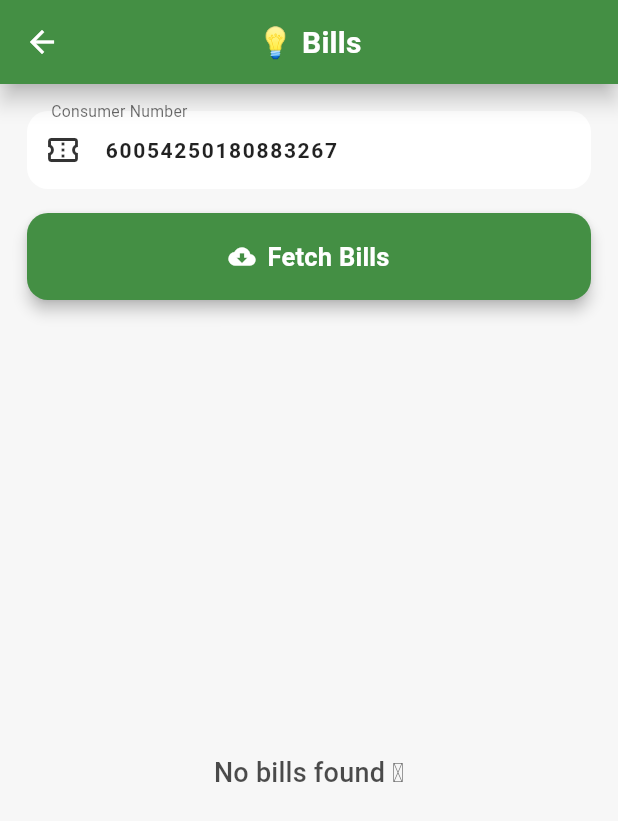
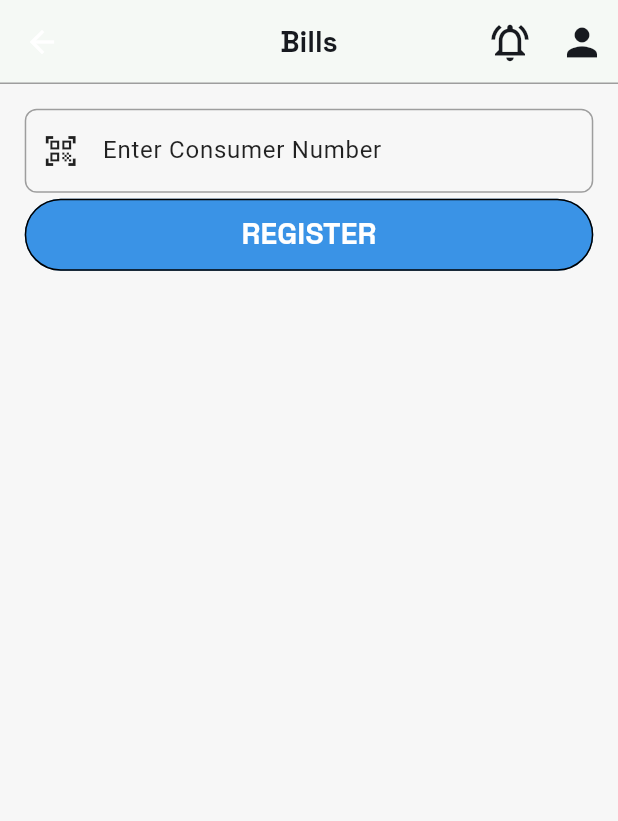
Before and after one commit to Zayahan-Hasan-Shah/Smart-Pay-Consumer-App, a Flutter app: the BillScreen screen opened by its route, on a phone screen of 412 x 824 dp. Shown: the top 821 px of the screen. Run offline on Flutter 3.47's test engine with Material 3 defaults, Android fonts, the phone set to English and light mode, and no system bars; our stand-ins replace flutter_secure_storage, get, google_fonts, iconsax, open_file, pdf and 2 more; accounts and stored records are empty.

Commit message:
add consumer number functionality

```diff
--- /dev/null
+++ b/lib/src/model/consumer_model/consumer_model.dart
@@ -0,0 +1,4 @@
+class ConsumerModel {
+  String consumerNumber;
+  ConsumerModel({required this.consumerNumber});
+}
--- a/lib/src/view/screens/bottom_navigation/bill_screen/bill_screen.dart
+++ b/lib/src/view/screens/bottom_navigation/bill_screen/bill_screen.dart
@@ -1,260 +1,83 @@
+import 'dart:developer';
+
 import 'package:consumer_app/src/controller/bill_controller/bill_controller.dart';
+import 'package:consumer_app/src/controller/consumer_number_controller/consumer_number_controller.dart';
 import 'package:consumer_app/src/core/constants/app_colors.dart';
-import 'package:consumer_app/src/model/user_model/user_model.dart';
-import 'package:consumer_app/src/routes/route_names.dart';
+import 'package:consumer_app/src/view/components/common_components/custom_appbar.dart';
+import 'package:consumer_app/src/view/components/common_components/custom_text_field.dart';
+import 'package:consumer_app/src/view/components/common_components/fractionally_elevated_button.dart';
+import 'package:consumer_app/src/view/components/common_components/title_text.dart';
 import 'package:flutter/material.dart';
 import 'package:get/get.dart';
+import 'package:sizer/sizer.dart';
 
-class BillScreen extends StatelessWidget {
+class BillScreen extends StatefulWidget {
   const BillScreen({super.key});
 
   @override
+  State<BillScreen> createState() => _BillScreenState();
+}
+
+class _BillScreenState extends State<BillScreen> {
+  final _formKey = GlobalKey<FormState>();
+  final cNController = TextEditingController();
+  final consumerController = Get.put(ConsumerNumberController());
+  final controller = Get.put(BillController());
+
+  @override
   Widget build(BuildContext context) {
-    final controller = Get.put(BillController());
-
-    // Suppose user model is already fetched after login
-    final user = UserModel(
-      id: 1,
-      name: "Zayahan",
-      email: "zayahan@gmail.com",
-      phoneNumber: "923327699137",
-      consumerNumber: "60054250180883267",
-    );
-
     final theme = Theme.of(context);
     return Scaffold(
       backgroundColor: theme.scaffoldBackgroundColor,
-      appBar: AppBar(
-        elevation: 6,
-        shadowColor: theme.shadowColor,
-        backgroundColor: theme.appBarTheme.backgroundColor,
-        centerTitle: true,
-        title: Text(
-          "💡 Bills",
-          style: theme.textTheme.titleMedium?.copyWith(
-            fontWeight: FontWeight.bold,
-            fontSize: 20,
-            color: theme.appBarTheme.foregroundColor,
-          ),
-        ),
-      ),
+      appBar: CustomAppbar(title: "Bills", isnotify: true),
       body: Padding(
-        padding: const EdgeInsets.all(18.0),
-        child: Column(
-          children: [
-            // Consumer Number field (frozen)
-            TextField(
-              controller: TextEditingController(text: user.consumerNumber),
-              readOnly: true,
-              style: theme.textTheme.bodyMedium?.copyWith(
-                fontWeight: FontWeight.w600,
-                letterSpacing: 1.1,
-              ),
-              decoration: InputDecoration(
-                labelText: "Consumer Number",
-                labelStyle: theme.textTheme.bodyMedium?.copyWith(
-                  color: theme.colorScheme.onSurface.withOpacity(0.6),
-                ),
-                filled: true,
-                fillColor: theme.colorScheme.surface,
-                prefixIcon: Icon(
-                  Icons.confirmation_number_outlined,
-                  color: theme.colorScheme.onSurface.withOpacity(0.8),
-                ),
-                border: OutlineInputBorder(
-                  borderRadius: BorderRadius.circular(14),
-                  borderSide: BorderSide.none,
-                ),
-              ),
-            ),
-            const SizedBox(height: 16),
-
-            // Fetch button
-            SizedBox(
-              width: double.infinity,
-              child: ElevatedButton.icon(
-                style: ElevatedButton.styleFrom(
-                  backgroundColor: theme.elevatedButtonTheme.style?.backgroundColor?.resolve({}) ?? theme.colorScheme.primary,
-                  foregroundColor: theme.elevatedButtonTheme.style?.foregroundColor?.resolve({}) ?? theme.colorScheme.onPrimary,
-                  padding: const EdgeInsets.symmetric(vertical: 16),
-                  shape: RoundedRectangleBorder(
-                    borderRadius: BorderRadius.circular(14),
-                  ),
-                  elevation: 4,
-                ),
-                onPressed: () {
-                  controller.fetchBills(user.consumerNumber);
-                },
-                icon: Icon(Icons.cloud_download, color: theme.colorScheme.onPrimary),
-                label: Text(
-                  "Fetch Bills",
-                  style: theme.textTheme.titleMedium?.copyWith(
-                    color: theme.colorScheme.onPrimary,
-                    fontSize: 17,
-                    fontWeight: FontWeight.w600,
-                  ),
-                ),
-              ),
-            ),
-            const SizedBox(height: 24),
-
-            // Bill list
-            Expanded(
-              child: Obx(() {
-                if (controller.isLoading.value) {
-                  return const Center(child: CircularProgressIndicator());
-                }
-                if (controller.bills.isEmpty) {
-                  return Center(
-                    child: Text(
-                      "No bills found 🥲",
-                      style: theme.textTheme.titleMedium?.copyWith(
-                        fontSize: 18,
-                        fontWeight: FontWeight.w500,
-                        color: theme.colorScheme.onBackground.withOpacity(0.7),
-                      ),
-                    ),
-                  );
-                }
-
-                return ListView.builder(
-                  itemCount: controller.bills.length,
-                  itemBuilder: (context, index) {
-                    final bill = controller.bills[index];
-                    return _billCard(bill);
-                  },
-                );
-              }),
-            ),
-          ],
+        padding: EdgeInsets.all(2.h),
+        child: Form(
+          key: _formKey,
+          child: Column(children: [_customField(), registerConsumerNumber()]),
         ),
       ),
     );
   }
 
-  Widget _billCard(bill) {
-    final isOverdue = !bill.isPaid && DateTime.now().isAfter(bill.dueDate);
+  CustomTextField _customField() {
+    return CustomTextField(
+      controller: cNController,
+      keyboardType: TextInputType.number,
+      hintText: "Enter Consumer Number",
+      isUnderLine: false,
+      prefixIcon: Icon(Icons.qr_code_scanner_outlined),
+    );
+  }
 
-    Gradient statusGradient;
-    String statusText;
-
-    if (bill.isPaid) {
-      statusGradient = const LinearGradient(
-        colors: [Color(0xff4ade80), Color(0xff16a34a)],
-        begin: Alignment.topLeft,
-        end: Alignment.bottomRight,
-      );
-      statusText = "Paid ✅";
-    } else if (isOverdue) {
-      statusGradient = AppColors.dangerGradient;
-      statusText = "Overdue ⏰";
-    } else {
-      statusGradient = AppColors.warningGradient;
-      statusText = "Unpaid ⚠️";
-    }
-
-    return GestureDetector(
-      onTap: () {
-        Get.toNamed(RouteNames.billDetailScreen, arguments: bill);
-      },
-      child: Container(
-        margin: const EdgeInsets.symmetric(vertical: 10),
-        padding: const EdgeInsets.all(18),
-        decoration: BoxDecoration(
-          borderRadius: BorderRadius.circular(18),
-          gradient: AppColors.successGradient,
-          boxShadow: [
-            BoxShadow(
-              color: Colors.black.withOpacity(0.06),
-              blurRadius: 12,
-              offset: const Offset(0, 6),
-            ),
-          ],
-        ),
-        child: Column(
-          crossAxisAlignment: CrossAxisAlignment.start,
-          children: [
-            // Title + Status
-            Row(
-              mainAxisAlignment: MainAxisAlignment.spaceBetween,
-              children: [
-                Text(
-                  bill.billName,
-                  style: const TextStyle(
-                    fontSize: 20,
-                    fontWeight: FontWeight.bold,
-                    color: Colors.black87,
-                  ),
+  Widget registerConsumerNumber() {
+    return Obx(
+      () => Center(
+        child: FractionallyElevatedButton(
+          widthFactor: 1,
+          backgroundColor: AppColors.authButtonBakgroundColor,
+          onTap: () async {
+            if (_formKey.currentState!.validate()) {
+              var result = await consumerController.consumerNumber(
+                cNController.text.trim(),
+              );
+              log("RESULT : $result");
+              if (result != null) {
+                log("RESULT : $result");
+                cNController.clear();
+              }
+            }
+          },
+          child: consumerController.isLoading.value
+              ? const CircularProgressIndicator(color: Colors.white)
+              : TitleText(
+                  title: "REGISTER",
+                  color: AppColors.white,
+                  fontSize: 20,
+                  weight: FontWeight.w700,
                 ),
-                Container(
-                  padding: const EdgeInsets.symmetric(
-                    horizontal: 14,
-                    vertical: 6,
-                  ),
-                  decoration: BoxDecoration(
-                    borderRadius: BorderRadius.circular(14),
-                    gradient: statusGradient,
-                  ),
-                  child: Text(
-                    statusText,
-                    style: const TextStyle(
-                      color: Colors.white,
-                      fontWeight: FontWeight.w600,
-                      fontSize: 13,
-                    ),
-                  ),
-                ),
-              ],
-            ),
-            const SizedBox(height: 12),
-
-            // Amount
-            Text(
-              "Amount: Rs ${bill.amount}",
-              style: const TextStyle(
-                fontSize: 18,
-                fontWeight: FontWeight.w700,
-                color: Colors.black87,
-              ),
-            ),
-
-            const SizedBox(height: 10),
-
-            // Dates
-            Wrap(
-              spacing: 8,
-              runSpacing: 6,
-              children: [
-                _dateChip("Issue", bill.issueDate, AppColors.info),
-                _dateChip("Due", bill.dueDate, AppColors.warning),
-                _dateChip("Expiry", bill.expiryDate, AppColors.danger),
-              ],
-            ),
-          ],
         ),
       ),
     );
   }
-
-  Widget _dateChip(String label, DateTime date, Color color) {
-    return Container(
-      padding: const EdgeInsets.symmetric(horizontal: 12, vertical: 6),
-      decoration: BoxDecoration(
-        color: color.withOpacity(0.1),
-        borderRadius: BorderRadius.circular(10),
-      ),
-      child: Text(
-        "$label: ${_formatDate(date)}",
-        style: TextStyle(
-          fontSize: 13,
-          fontWeight: FontWeight.w600,
-          color: color,
-        ),
-      ),
-    );
-  }
-
-  String _formatDate(DateTime date) {
-    return "${date.day}/${date.month}/${date.year}";
-  }
 }
```
Also changed, not shown: lib/src/controller/consumer_number_controller/consumer_number_controller.dart (added, +23 -0 lines), lib/src/service/consumer_service/consumer_service.dart (added, +37 -0 lines).
